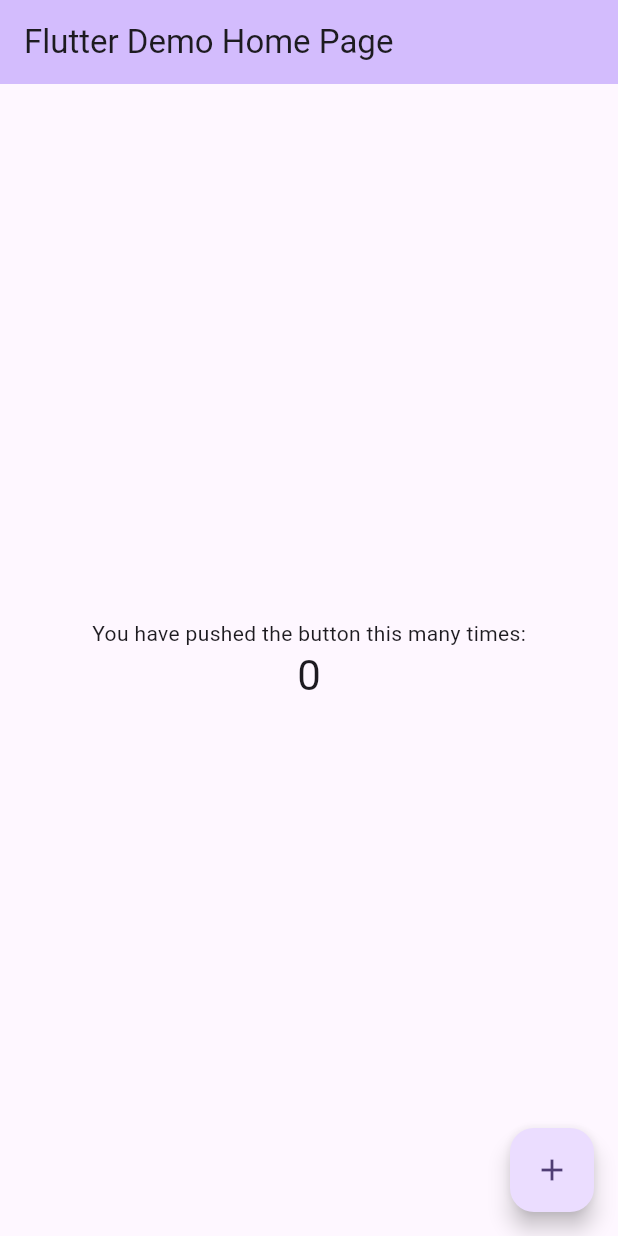
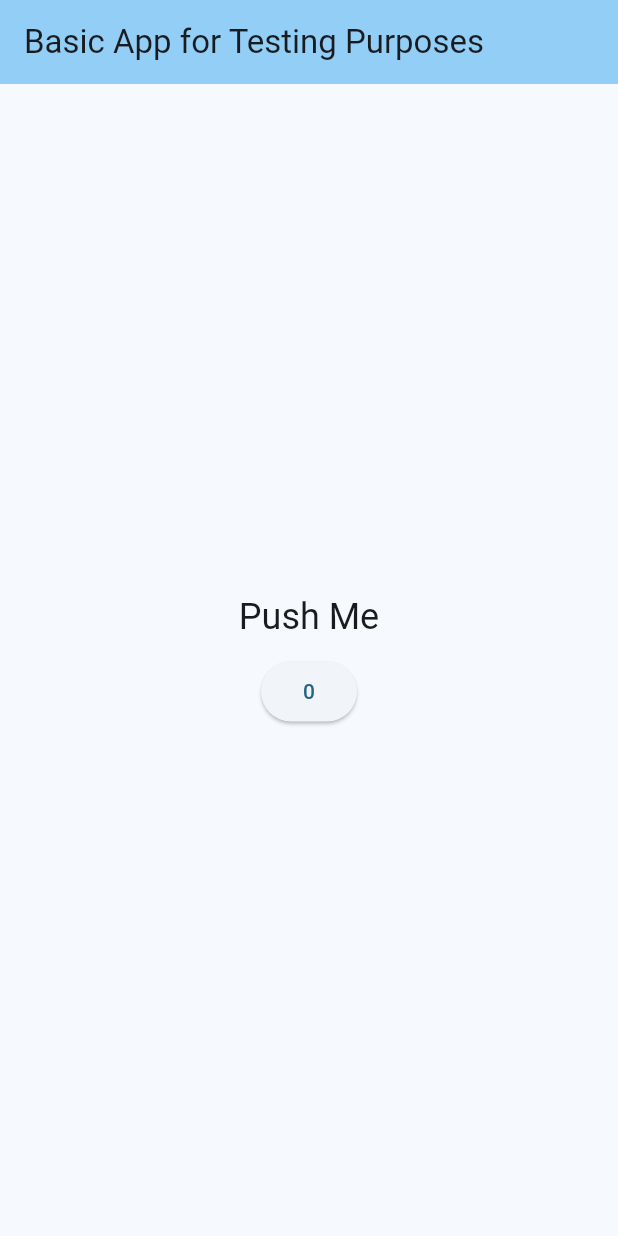
Before and after one commit to RadioArsenic/id-data-extractor, a Flutter app: the screen it shows after launch, on a phone screen of 412 x 824 dp. Run offline on Flutter 3.47's test engine with Material 2 defaults, Android fonts, the phone set to English and light mode, and no system bars.

Commit message:
styling and playing around for understanding

```diff
--- a/flutter_application/lib/main.dart
+++ b/flutter_application/lib/main.dart
@@ -28,10 +28,11 @@ class MyApp extends StatelessWidget {
         //
         // This works for code too, not just values: Most code changes can be
         // tested with just a hot reload.
-        colorScheme: ColorScheme.fromSeed(seedColor: Colors.deepPurple),
+        colorScheme: ColorScheme.fromSeed(
+            seedColor: const Color.fromARGB(255, 168, 205, 232)),
         useMaterial3: true,
       ),
-      home: const MyHomePage(title: 'Flutter Demo Home Page'),
+      home: const MyHomePage(title: 'Basic App for Testing Purposes'),
     );
   }
 }
@@ -105,20 +106,15 @@ class _MyHomePageState extends State<MyHomePage> {
           // wireframe for each widget.
           mainAxisAlignment: MainAxisAlignment.center,
           children: <Widget>[
-            const Text(
-              'You have pushed the button this many times:',
+            Text(
+              'Push Me',
+              style: Theme.of(context).textTheme.headlineSmall,
             ),
-            Text(
-              '$_counter',
-              style: Theme.of(context).textTheme.headlineMedium,
-            ),
+            const SizedBox(height: 10),
+            ElevatedButton(
+                onPressed: _incrementCounter, child: Text('$_counter')),
           ],
         ),
-      ),
-      floatingActionButton: FloatingActionButton(
-        onPressed: _incrementCounter,
-        tooltip: 'Increment',
-        child: const Icon(Icons.add),
       ), // This trailing comma makes auto-formatting nicer for build methods.
     );
   }
```
Also changed, not shown: 1 other file.
